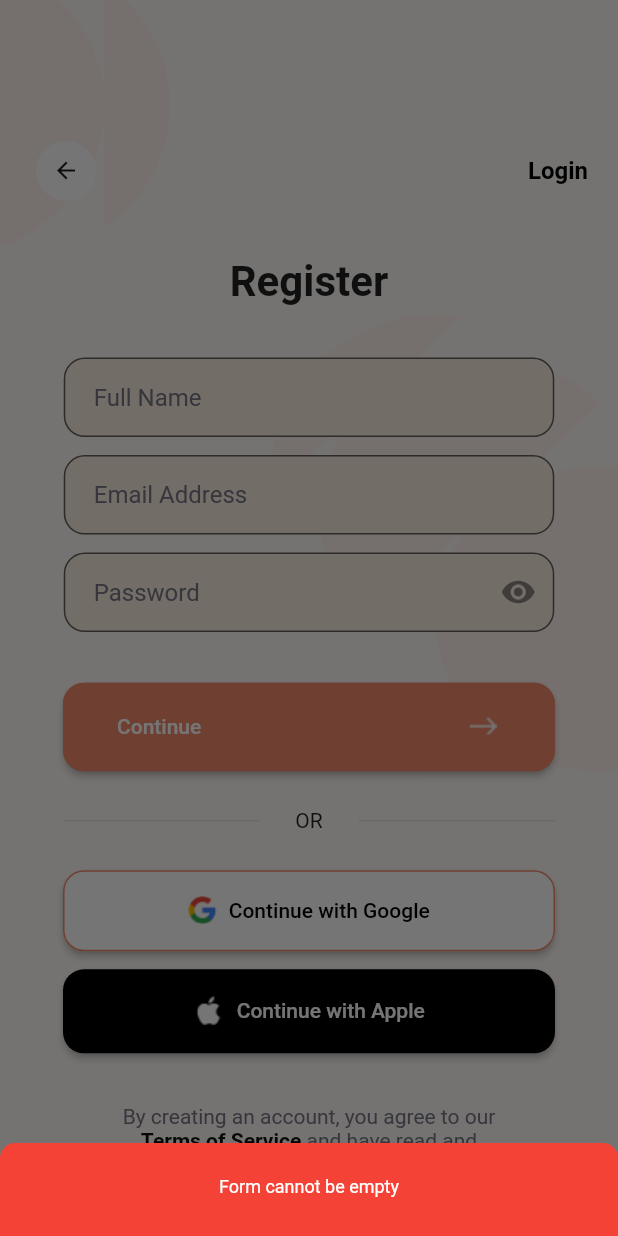
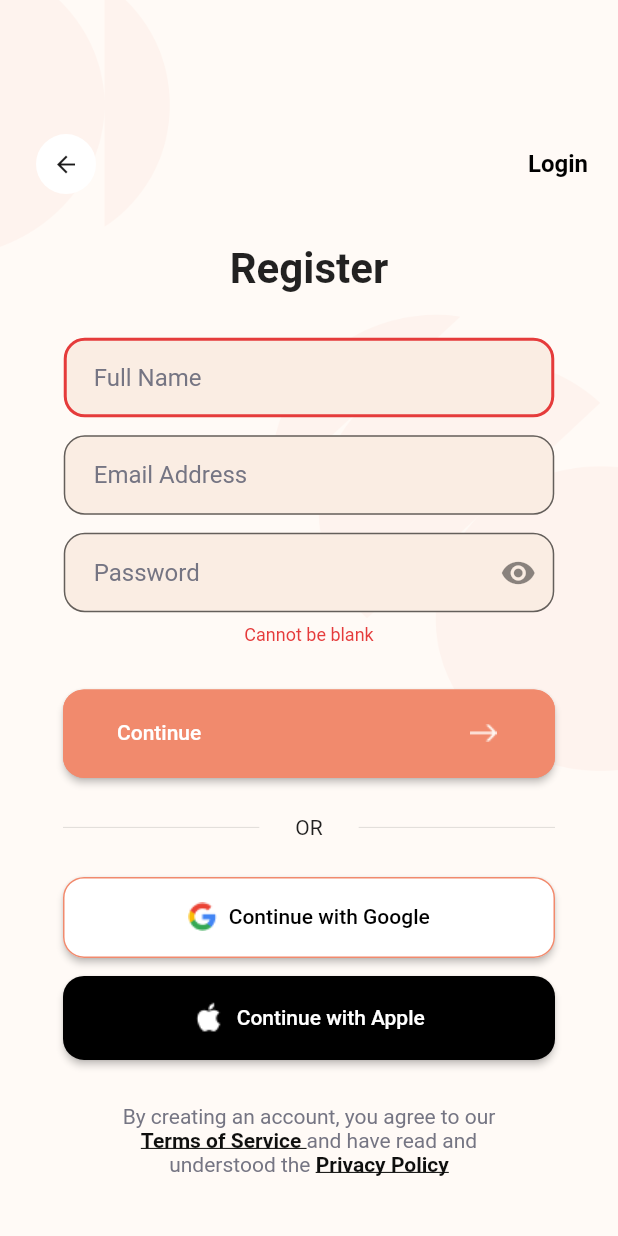
Before and after one commit to jeremysianturi/Heyva, a Flutter app: the RegisterView screen opened by its route, after a tap on "Continue", on a phone screen of 412 x 824 dp. Run offline on Flutter 3.47's test engine with Material 2 defaults, Android fonts, the phone set to English and light mode, and no system bars; our stand-ins replace animated_text_kit, carousel_slider, dio, easy_stepper, firebase_auth, firebase_core and 10 more; missing offline and left inert: appinio_video_player, bottom_picker; accounts and stored records are empty.

Commit message:
FINISH:
- add a custom red border when there is an error on login_view.dart and register_view.dart
- add text below form to show error description on login_view.dart and register_view.dart
- add validate function on login_controller.dart and register_controller.dart, also handling it when  There is a mistake (error)
- fixing overflowed bugs when open keyboard on register_view.dart,
- add hide soft keyboard feature when user click login button on login_view.dart and continue button on register_view.dart

```diff
--- a/lib/app/modules/register/controllers/register_controller.dart
+++ b/lib/app/modules/register/controllers/register_controller.dart
@@ -13,6 +13,10 @@ class RegisterController extends GetxController {
   TextEditingController pass = TextEditingController();
   RxBool isObscure = true.obs;
   final box = GetStorage();
+  var errorMessage = ''.obs;
+  var isFullnameError = false.obs;
+  var isEmailError = false.obs;
+  var isPassError = false.obs;
 
   saveToStorage() {
     if (validateData) {
@@ -33,11 +37,33 @@ class RegisterController extends GetxController {
   }
 
   bool get validateData {
-    if (email.text.isEmpty || pass.text.isEmpty || fullname.text.isEmpty) {
-      bottomSheetMessage(desc: Strings.emptyForm);
+    isFullnameError.value = false;
+    isEmailError.value = false;
+    isPassError.value = false;
+    errorMessage.value = "";
+    if (fullname.text.isEmpty) {
+      isFullnameError.value = true;
+      errorMessage.value = Strings.emptyForm;
       return false;
-    } else if (!GetUtils.isEmail(email.text)) {
-      bottomSheetMessage(desc: Strings.invalidEmail);
+    }
+    if (email.text.isEmpty) {
+      isEmailError.value = true;
+      errorMessage.value = Strings.emptyForm;
+      return false;
+    }
+    if (pass.text.isEmpty) {
+      isPassError.value = true;
+      errorMessage.value = Strings.emptyForm;
+      return false;
+    }
+    if (!GetUtils.isEmail(email.text)) {
+      isEmailError.value = true;
+      errorMessage.value = Strings.invalidEmail;
+      return false;
+    }
+    if (pass.text.toString().length < 8) {
+      isPassError.value = true;
+      errorMessage.value = Strings.atLeast8Char;
       return false;
     }
     return true;
--- a/lib/app/modules/register/views/register_view.dart
+++ b/lib/app/modules/register/views/register_view.dart
@@ -7,7 +7,7 @@ import '../../../controllers/auth_controller.dart';
 import '../../../widgets/reusable_btnlogin_group.dart';
 import '../../../widgets/reusable_header.dart';
 
-class RegisterView extends GetView<RegisterController>{
+class RegisterView extends GetView<RegisterController> {
   RegisterView({Key? key}) : super(key: key);
   final authC = Get.find<AuthController>();
   final _formKey = GlobalKey<FormState>();
@@ -15,7 +15,8 @@ class RegisterView extends GetView<RegisterController>{
 
   @override
   Widget build(BuildContext context) {
-    return Scaffold(
+    return Obx(() => Scaffold(
+          resizeToAvoidBottomInset: false,
           body: Container(
             height: double.maxFinite,
             decoration: const BoxDecoration(
@@ -27,8 +28,12 @@ class RegisterView extends GetView<RegisterController>{
             child: Column(
               mainAxisAlignment: MainAxisAlignment.spaceBetween,
               children: [
-            const SizedBox(height: 56,),
-            const Header(rightText: Strings.login,),
+                const SizedBox(
+                  height: 56,
+                ),
+                const Header(
+                  rightText: Strings.login,
+                ),
                 Row(
                   mainAxisAlignment: MainAxisAlignment.center,
                   children: const [
@@ -67,6 +72,17 @@ class RegisterView extends GetView<RegisterController>{
                             border: OutlineInputBorder(
                               borderRadius: BorderRadius.circular(14),
                             ),
+                            errorBorder: OutlineInputBorder(
+                              borderRadius: BorderRadius.circular(14),
+                              borderSide: const BorderSide(
+                                color: ColorApp.red_error,
+                                width: 2.0,
+                              ),
+                            ),
+                            errorText: controller.isFullnameError.isTrue
+                                ? "error"
+                                : null,
+                            errorStyle: const TextStyle(fontSize: 0.01),
                           ),
                         ),
                         const SizedBox(
@@ -91,6 +107,16 @@ class RegisterView extends GetView<RegisterController>{
                             border: OutlineInputBorder(
                               borderRadius: BorderRadius.circular(14),
                             ),
+                            errorBorder: OutlineInputBorder(
+                              borderRadius: BorderRadius.circular(14),
+                              borderSide: const BorderSide(
+                                color: ColorApp.red_error,
+                                width: 2.0,
+                              ),
+                            ),
+                            errorText:
+                                controller.isEmailError.isTrue ? "error" : null,
+                            errorStyle: const TextStyle(fontSize: 0.01),
                           ),
                         ),
                         const SizedBox(
@@ -117,8 +143,20 @@ class RegisterView extends GetView<RegisterController>{
                               border: OutlineInputBorder(
                                 borderRadius: BorderRadius.circular(14),
                               ),
+                              errorBorder: OutlineInputBorder(
+                                borderRadius: BorderRadius.circular(14),
+                                borderSide: const BorderSide(
+                                  color: ColorApp.red_error,
+                                  width: 2.0,
+                                ),
+                              ),
+                              errorText: controller.isPassError.isTrue
+                                  ? "error"
+                                  : null,
+                              errorStyle: const TextStyle(fontSize: 0.01),
                               suffixIcon: IconButton(
-                            icon: Icon(registerController.isObscure.value == true
+                                icon: Icon(
+                                    registerController.isObscure.value == true
                                         ? Icons.visibility
                                         : Icons.visibility_off),
                                 onPressed: () {
@@ -129,6 +167,19 @@ class RegisterView extends GetView<RegisterController>{
                             ),
                           ),
                         ),
+                        if (controller.errorMessage.value.isNotEmpty)
+                          Container(
+                            margin: EdgeInsets.only(top: 8),
+                            width: Get.width,
+                            child: Text(
+                              controller.errorMessage.value,
+                              style: const TextStyle(
+                                  fontWeight: FontWeight.w400,
+                                  fontSize: 12,
+                                  color: ColorApp.red_error),
+                              textAlign: TextAlign.center,
+                            ),
+                          )
                       ],
                     ),
                   ),
@@ -136,7 +187,8 @@ class RegisterView extends GetView<RegisterController>{
                 ReusableBtnLoginGroup(
                   orangeBtnText: Strings.continue_text,
                   detemineAction: Strings.register,
-              onTap: (){
+                  onTap: () {
+                    FocusScope.of(context).requestFocus(new FocusNode());
                     controller.saveToStorage();
                   },
                 ),
@@ -184,7 +236,6 @@ class RegisterView extends GetView<RegisterController>{
               ],
             ),
           ),
-    );
+        ));
   }
-
 }
--- a/lib/constant/colors.dart
+++ b/lib/constant/colors.dart
@@ -34,4 +34,5 @@ class ColorApp {
   static const Color container_pink = Color(0xFFFFE1DC);
   static const Color grey_tab_title = Color(0xFF646464);
   static const Color yellow_icon = Color(0xFFFFCA43);
+  static const Color red_error = Color(0xFFE53B3B);
 }
--- a/lib/constant/strings.dart
+++ b/lib/constant/strings.dart
@@ -126,8 +126,9 @@ class Strings {
 
   static const String internetError =
       "Internet connection is currently experiencing problems. please try again in a moment.";
-  static const String emptyForm = "Form cannot be empty";
+  static const String emptyForm = "Cannot be blank";
   static const String invalidEmail = "Invalid Email";
+  static const String atLeast8Char = "Password must be at least 8 characters";
   static const String welcomeMoodChecking = "Welcome to mood \ncheck-in";
   static const String welcomeMoodCheckingDesc =
       "taking a minute to reflect on your emotions can help you build mindful reflection into your daily life";
```
Also changed, not shown: lib/app/modules/login/controllers/login_controller.dart (+26 -6 lines), lib/app/modules/login/views/login_view.dart (+41 -1 lines). Lines whose indentation alone changed are shown as unchanged.
